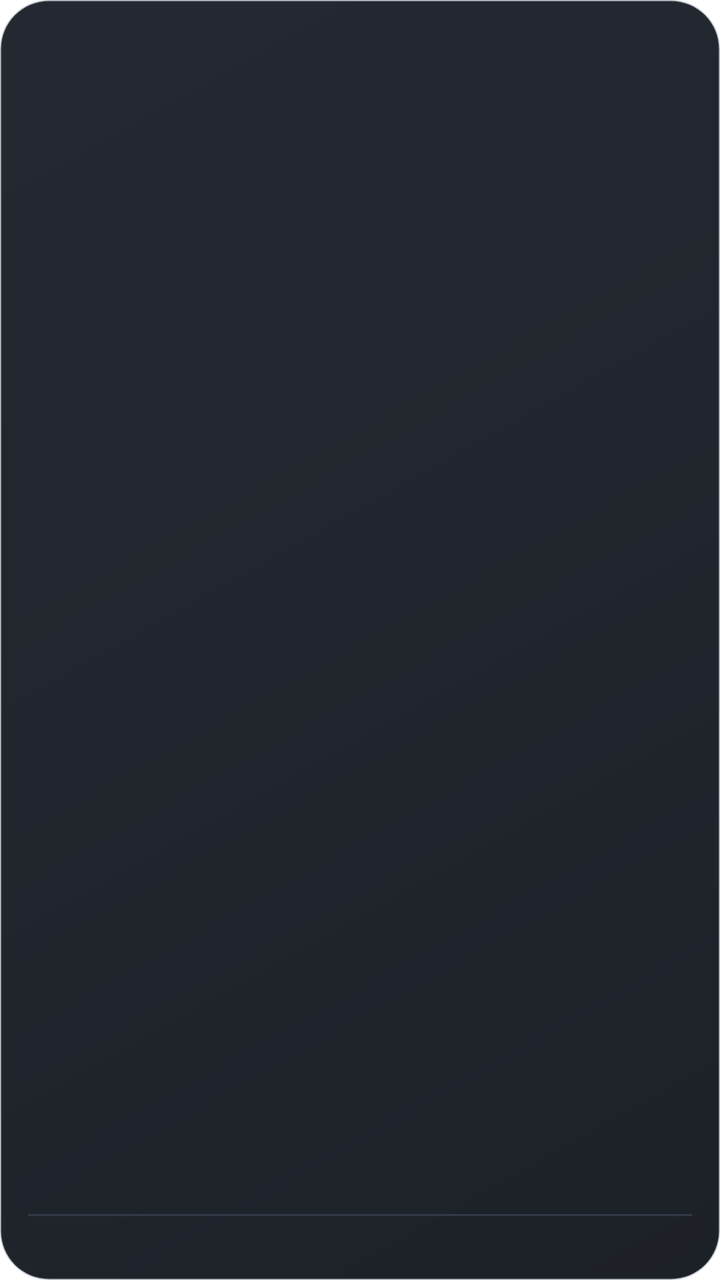
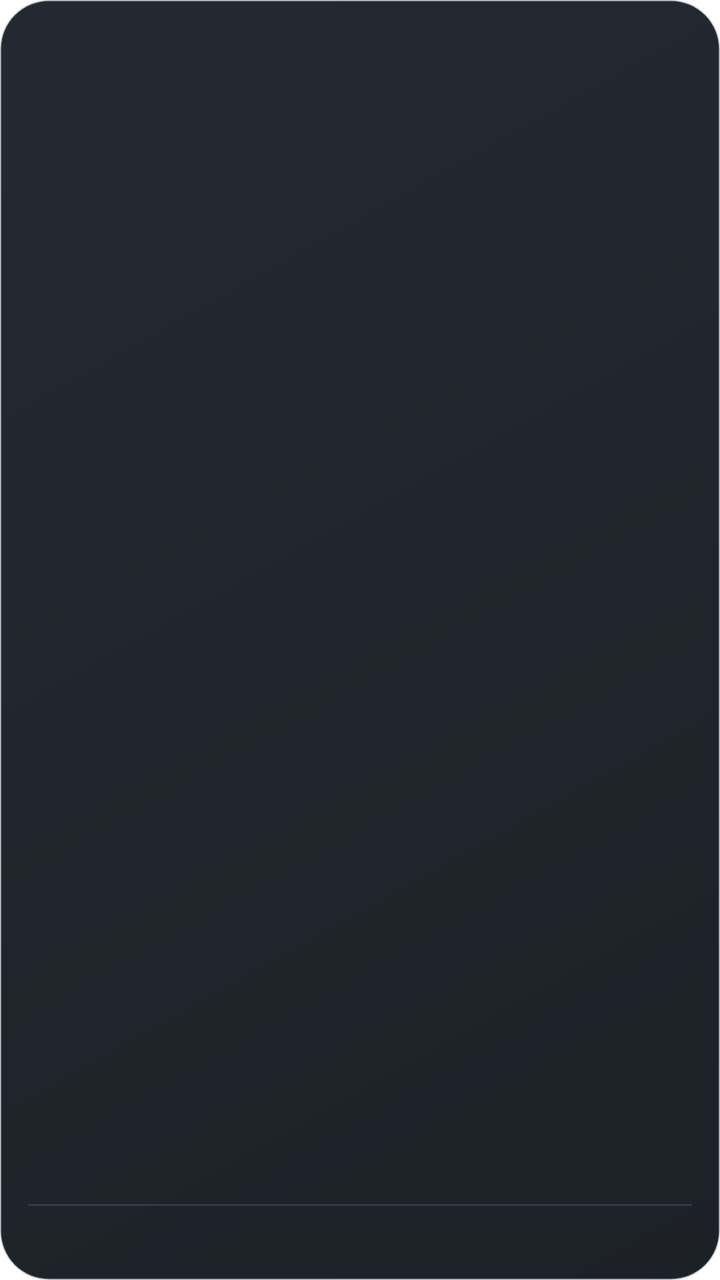

The first picture is an Android layout as it rendered before a commit; the second is the same layout after the commit. The layout source and the unified diff follow.
<!-- AndroidManifest.xml: application theme Theme.maple_guild_tracker -->
<!-- res/layout/widget_primary_weekly.xml -->
<?xml version="1.0" encoding="utf-8"?>
<LinearLayout xmlns:android="http://schemas.android.com/apk/res/android"
    android:id="@+id/primary_widget_root"
    android:layout_width="match_parent"
    android:layout_height="match_parent"
    android:background="@drawable/maple_widget_background"
    android:orientation="vertical"
    android:paddingTop="2dp"
    android:paddingBottom="2dp">

    <TextView android:id="@+id/primary_name" android:layout_width="match_parent" android:layout_height="18dp" android:ellipsize="end" android:gravity="center_vertical" android:maxLines="1" android:textColor="#F7F8FA" android:textSize="13sp" android:textStyle="bold" />
    <TextView android:id="@+id/weekly_day_1" style="@style/MapleWidgetWeeklyDay" />
    <TextView android:id="@+id/weekly_day_2" style="@style/MapleWidgetWeeklyDay" />
    <TextView android:id="@+id/weekly_day_3" style="@style/MapleWidgetWeeklyDay" />
    <TextView android:id="@+id/weekly_day_4" style="@style/MapleWidgetWeeklyDay" />
    <TextView android:id="@+id/weekly_day_5" style="@style/MapleWidgetWeeklyDay" />
    <TextView android:id="@+id/weekly_day_6" style="@style/MapleWidgetWeeklyDay" />
    <TextView android:id="@+id/weekly_day_7" style="@style/MapleWidgetWeeklyDay" />
    <TextView android:layout_width="match_parent" android:layout_height="1dp" android:layout_marginTop="2dp" android:layout_marginBottom="2dp" android:background="#313A46" />
    <TextView android:id="@+id/weekly_average" android:layout_width="match_parent" android:layout_height="14dp" android:ellipsize="end" android:gravity="center_vertical" android:maxLines="1" android:textColor="#D6DAE1" android:textSize="12sp" android:textStyle="bold" />
    <TextView android:id="@+id/weekly_estimate" android:layout_width="match_parent" android:layout_height="14dp" android:ellipsize="end" android:gravity="center_vertical" android:maxLines="1" android:textColor="#FFAA79" android:textSize="12sp" android:textStyle="bold" />
</LinearLayout>
<!-- resources referenced by this layout -->
<resources>
  <!-- drawable maple_widget_background (drawable) -->
  <?xml version="1.0" encoding="utf-8"?>
  <shape xmlns:android="http://schemas.android.com/apk/res/android" android:shape="rectangle">
      <gradient android:angle="315" android:startColor="#F51B2029" android:centerColor="#F5181D25" android:endColor="#F513171E" />
      <stroke android:width="1dp" android:color="#4A45505F" />
      <corners android:radius="24dp" />
      <padding android:left="14dp" android:top="13dp" android:right="14dp" android:bottom="11dp" />
  </shape>
  <style name="MapleWidgetWeeklyDay">
          <item name="android:layout_width">match_parent</item>
          <item name="android:layout_height">0dp</item>
          <item name="android:layout_weight">1</item>
          <item name="android:ellipsize">end</item>
          <item name="android:gravity">center_vertical</item>
          <item name="android:maxLines">1</item>
          <item name="android:textColor">#B8C0CC</item>
          <item name="android:textSize">12sp</item>
      </style>
  <style name="Theme.maple_guild_tracker" parent="Theme.MaterialComponents.DayNight.NoActionBar">
          
      </style>
</resources>

<!-- the commit's change to res/layout/widget_primary_weekly.xml (unified diff, before → after) -->
@@ -5,10 +5,10 @@
     android:layout_height="match_parent"
     android:background="@drawable/maple_widget_background"
     android:orientation="vertical"
-    android:paddingTop="2dp"
-    android:paddingBottom="2dp">
+    android:paddingTop="7dp"
+    android:paddingBottom="7dp">
 
-    <TextView android:id="@+id/primary_name" android:layout_width="match_parent" android:layout_height="18dp" android:ellipsize="end" android:gravity="center_vertical" android:maxLines="1" android:textColor="#F7F8FA" android:textSize="13sp" android:textStyle="bold" />
+    <TextView android:id="@+id/primary_name" android:layout_width="match_parent" android:layout_height="18dp" android:autoSizeMaxTextSize="13sp" android:autoSizeMinTextSize="10sp" android:autoSizeStepGranularity="1sp" android:autoSizeTextType="uniform" android:gravity="center_vertical" android:maxLines="1" android:textColor="#F7F8FA" android:textSize="13sp" android:textStyle="bold" />
     <TextView android:id="@+id/weekly_day_1" style="@style/MapleWidgetWeeklyDay" />
     <TextView android:id="@+id/weekly_day_2" style="@style/MapleWidgetWeeklyDay" />
     <TextView android:id="@+id/weekly_day_3" style="@style/MapleWidgetWeeklyDay" />
